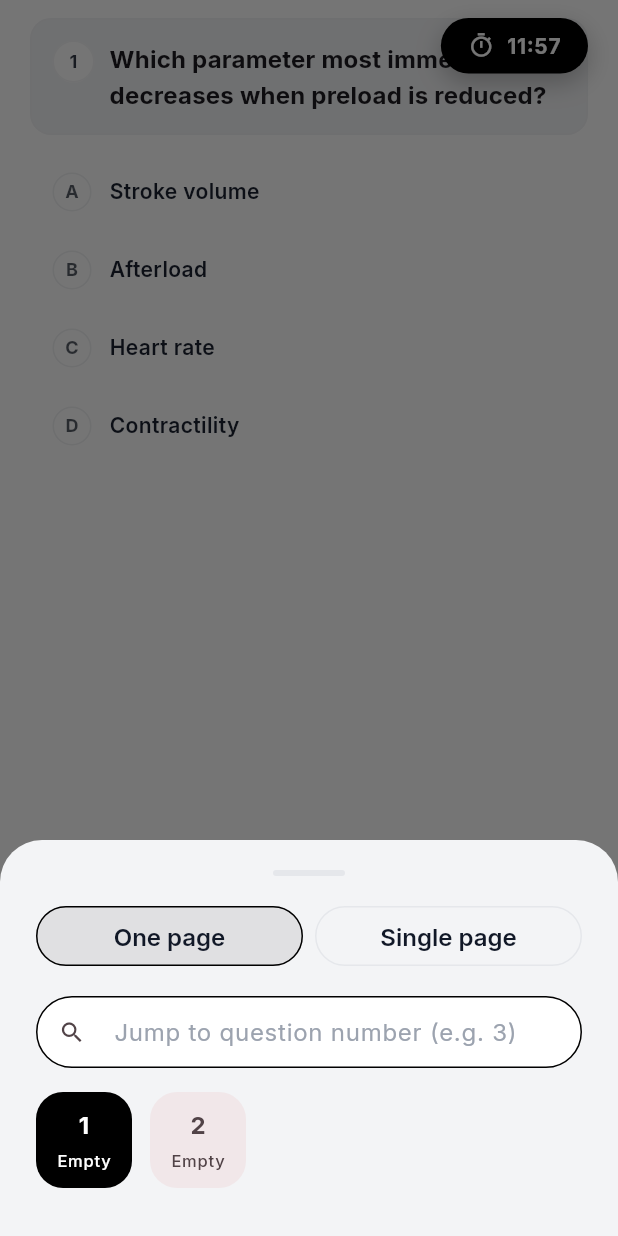
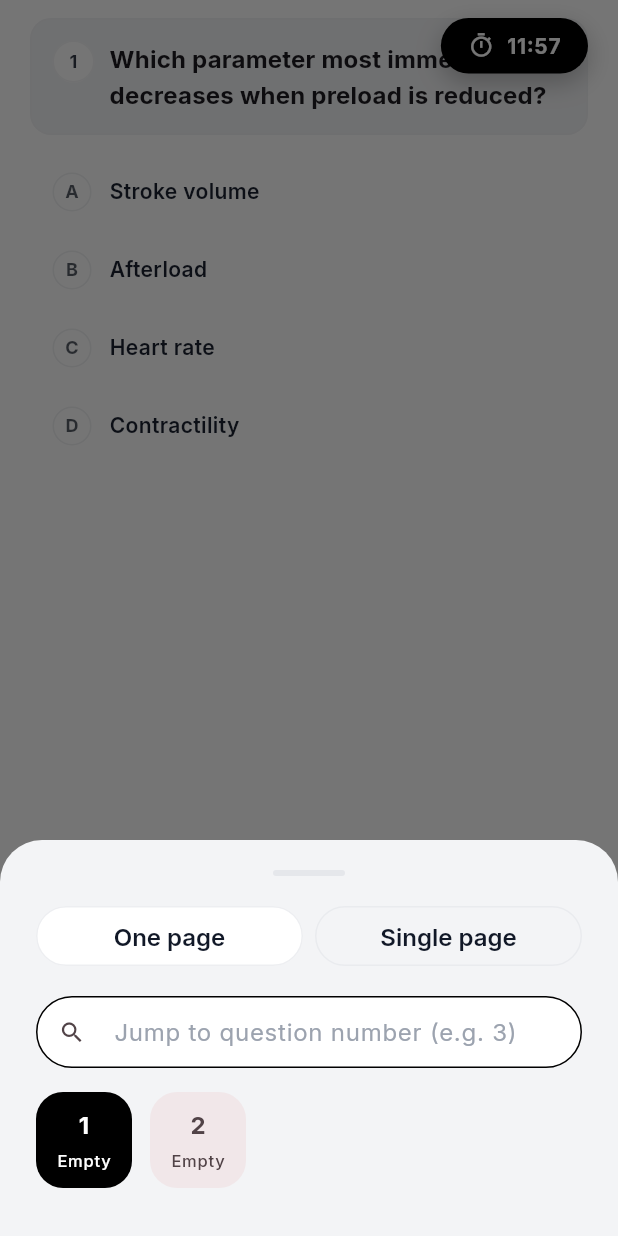
Before and after one commit to ayomide0806967/T19t97ou, a Flutter app: the QuizTakeScreen screen opened directly, after a tap on the "grid view" icon, on a phone screen of 412 x 824 dp. Run offline on Flutter 3.47's test engine with Material 3 defaults, Android fonts, the phone set to English and light mode, and no system bars; our stand-ins replace emoji_picker_flutter, file_picker, firebase_auth, firebase_core, google_fonts, google_sign_in and 3 more; missing offline and left inert: docx_to_text, syncfusion_flutter_pdf; accounts and stored records are empty.

Commit message:
Adjust quiz mode toggle highlight and fix layout

```diff
--- a/lib/screens/quiz_take_screen.dart
+++ b/lib/screens/quiz_take_screen.dart
@@ -571,10 +571,8 @@ class _QuizTakeScreenState extends State<QuizTakeScreen> {
                     Expanded(
                       child: OutlinedButton(
                         style: OutlinedButton.styleFrom(
-                          backgroundColor: _singlePageMode
-                              ? Colors.transparent
-                              : theme.colorScheme.primary
-                                  .withValues(alpha: 0.08),
+                          backgroundColor:
+                              _singlePageMode ? Colors.transparent : Colors.white,
                           foregroundColor: theme.colorScheme.onSurface,
                           padding: const EdgeInsets.symmetric(
                             horizontal: 12,
@@ -584,9 +582,7 @@ class _QuizTakeScreenState extends State<QuizTakeScreen> {
                             borderRadius: BorderRadius.circular(999),
                           ),
                           side: BorderSide(
-                            color: _singlePageMode
-                                ? theme.dividerColor
-                                : theme.colorScheme.primary,
+                            color: theme.dividerColor.withValues(alpha: 0.7),
                           ),
                         ),
                         onPressed: () {
@@ -602,10 +598,8 @@ class _QuizTakeScreenState extends State<QuizTakeScreen> {
                     Expanded(
                       child: OutlinedButton(
                         style: OutlinedButton.styleFrom(
-                          backgroundColor: _singlePageMode
-                              ? theme.colorScheme.primary
-                                  .withValues(alpha: 0.08)
-                              : Colors.transparent,
+                          backgroundColor:
+                              _singlePageMode ? Colors.white : Colors.transparent,
                           foregroundColor: theme.colorScheme.onSurface,
                           padding: const EdgeInsets.symmetric(
                             horizontal: 12,
@@ -615,9 +609,7 @@ class _QuizTakeScreenState extends State<QuizTakeScreen> {
                             borderRadius: BorderRadius.circular(999),
                           ),
                           side: BorderSide(
-                            color: _singlePageMode
-                                ? theme.colorScheme.primary
-                                : theme.dividerColor,
+                            color: theme.dividerColor.withValues(alpha: 0.7),
                           ),
                         ),
                         onPressed: () {
```
